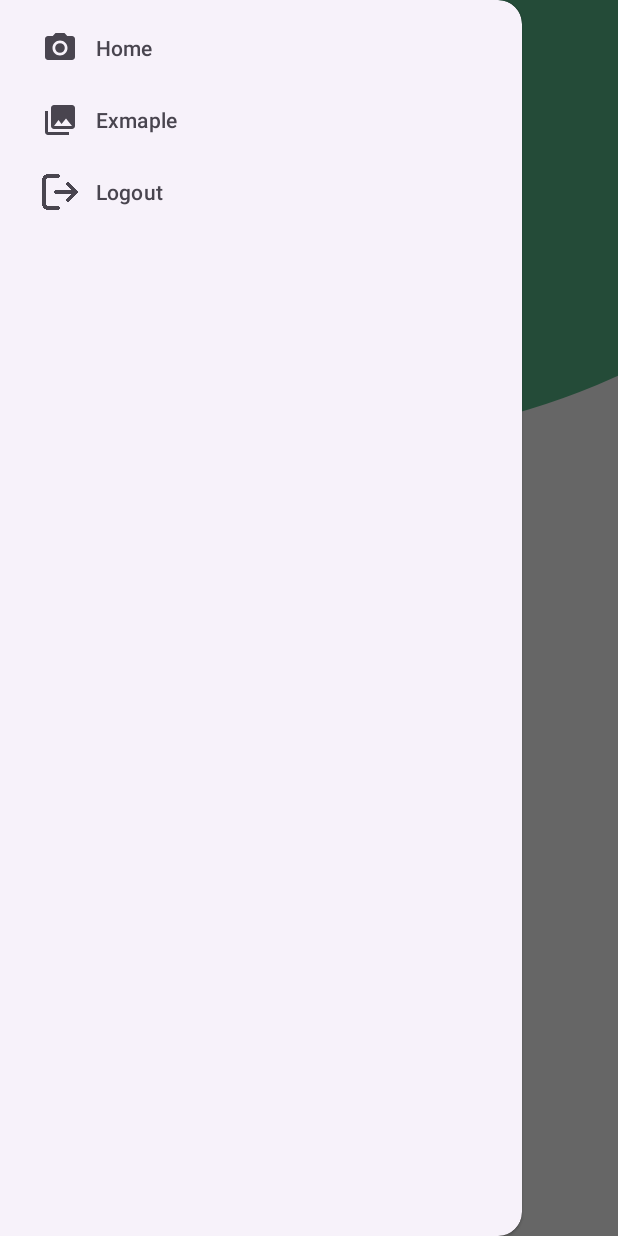
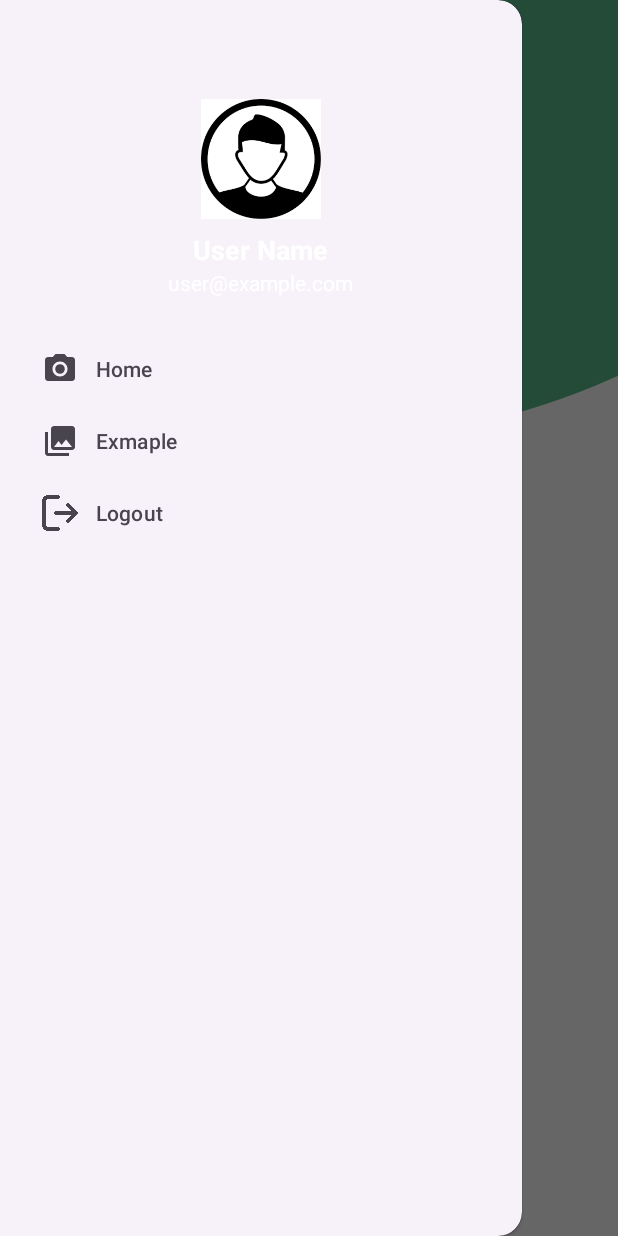
Before and after one commit to phamdanhhuong/Library_Mobile, an Android app: the BaseActivity screen opened directly, with no data from a screen before it, with the side drawer open, on a phone screen of 412 x 824 dp. Run offline under Robolectric (Android 15) with nearby library versions, the light colour scheme and no system bars; network calls fail; 2 statements that could not run were skipped.

Commit message:
Thêm load thông tin người dùng

```diff
--- a/app/src/main/java/com/phamhuong/library/BaseActivity.java
+++ b/app/src/main/java/com/phamhuong/library/BaseActivity.java
@@ -4,7 +4,11 @@ import android.annotation.SuppressLint;
 import android.content.Intent;
 import android.content.SharedPreferences;
 import android.os.Bundle;
+import android.util.Log;
 import android.view.MenuItem;
+import android.view.View;
+import android.widget.TextView;
+import android.widget.Toast;
 
 import androidx.activity.EdgeToEdge;
 import androidx.annotation.NonNull;
@@ -20,13 +24,29 @@ import androidx.drawerlayout.widget.DrawerLayout;
 import androidx.fragment.app.Fragment;
 import androidx.fragment.app.FragmentManager;
 import androidx.fragment.app.FragmentTransaction;
+import androidx.recyclerview.widget.GridLayoutManager;
 
 import com.google.android.material.navigation.NavigationView;
+import com.phamhuong.library.adapter.BookAdapter;
+import com.phamhuong.library.model.Book;
+import com.phamhuong.library.model.InfoResponse;
+import com.phamhuong.library.model.RetrofitClient;
+import com.phamhuong.library.service.APIService;
+
+import java.util.List;
+
+import retrofit2.Call;
+import retrofit2.Callback;
+import retrofit2.Response;
 
 public class BaseActivity extends AppCompatActivity {
     DrawerLayout drawerLayout;
     Toolbar toolbar;
     NavigationView navigationView;
+    TextView txtFullName;
+    TextView txtUserEmail;
+    APIService apiService;
+
     @SuppressLint("MissingInflatedId")
     @Override
     protected void onCreate(@Nullable Bundle savedInstanceState) {
@@ -42,6 +62,10 @@ public class BaseActivity extends AppCompatActivity {
         toolbar = findViewById(R.id.toolbar);
         navigationView = findViewById(R.id.nav_view);
         setSupportActionBar(toolbar);
+
+        View headerView = navigationView.getHeaderView(0);
+        txtFullName = headerView.findViewById(R.id.txtFullName);
+        txtUserEmail = headerView.findViewById(R.id.txtUserEmail);
 
         ActionBarDrawerToggle toggle = new ActionBarDrawerToggle(
                 this, drawerLayout, toolbar,
@@ -61,6 +85,8 @@ public class BaseActivity extends AppCompatActivity {
                 return true;
             }
         });
+
+        getInfo();
     }
     public boolean onNavigationItemSelectedCustom(@NonNull MenuItem item) {
         Fragment fragment = null;
@@ -95,4 +121,29 @@ public class BaseActivity extends AppCompatActivity {
             super.onBackPressed();
         }
     }
+
+    public void getInfo(){
+        SharedPreferences sharedPreferences = getSharedPreferences("LoginPrefs", MODE_PRIVATE);
+        String token = sharedPreferences.getString("token", "");
+
+        String username = sharedPreferences.getString("username", "");
+
+        apiService = RetrofitClient.getRetrofit(token).create(APIService.class);
+        Call<InfoResponse> call = apiService.getInfo(username);
+        call.enqueue(new Callback<InfoResponse>() {
+            @Override
+            public void onResponse(Call<InfoResponse> call, Response<InfoResponse> response) {
+                InfoResponse body = response.body();
+                if(body!=null){
+                    txtFullName.setText(body.getFull_name());
+                    txtUserEmail.setText(body.getEmail());
+                }
+            }
+
+            @Override
+            public void onFailure(Call<InfoResponse> call, Throwable t) {
+
+            }
+        });
+    }
 }
--- a/app/src/main/java/com/phamhuong/library/model/RetrofitClient.java
+++ b/app/src/main/java/com/phamhuong/library/model/RetrofitClient.java
@@ -14,6 +14,7 @@ public class RetrofitClient {
             retrofit = new Retrofit.Builder()
                     .baseUrl("http://192.168.1.5:8080/")
                     .addConverterFactory(GsonConverterFactory.create())
+                    .client(client)
                     .build();
         }
         return retrofit;
--- a/app/src/main/java/com/phamhuong/library/service/APIService.java
+++ b/app/src/main/java/com/phamhuong/library/service/APIService.java
@@ -2,6 +2,7 @@ package com.phamhuong.library.service;
 
 import com.phamhuong.library.model.Book;
 import com.phamhuong.library.model.Category;
+import com.phamhuong.library.model.InfoResponse;
 import com.phamhuong.library.model.LoginRequest;
 import com.phamhuong.library.model.LoginResponse;
 
@@ -22,4 +23,7 @@ public interface APIService {
     Call<List<Book>> getBookByCategory(@Path("genre") String genre);
     @POST("auth/login")
     Call<LoginResponse> login(@Body LoginRequest loginRequest);
+
+    @GET("info/{username}")
+    Call<InfoResponse> getInfo(@Path("username") String username);
 }
--- a/app/src/main/res/layout/activity_base.xml
+++ b/app/src/main/res/layout/activity_base.xml
@@ -36,5 +36,7 @@
         android:id="@+id/nav_view"
         android:layout_width="match_parent"
         android:layout_height="match_parent"
-        android:layout_gravity="start" app:menu="@menu/activity_main_drawer"/>
+        android:layout_gravity="start"
+        app:headerLayout="@layout/nav_header"
+        app:menu="@menu/activity_main_drawer"/>
 </androidx.drawerlayout.widget.DrawerLayout>
--- /dev/null
+++ b/app/src/main/res/layout/nav_header.xml
@@ -0,0 +1,39 @@
+<?xml version="1.0" encoding="utf-8"?>
+<LinearLayout xmlns:android="http://schemas.android.com/apk/res/android"
+    android:layout_width="match_parent"
+    android:layout_height="wrap_content"
+    android:orientation="vertical"
+    android:padding="16dp"
+    android:layout_marginTop="50dp">
+
+    <!-- Avatar -->
+    <ImageView
+        android:id="@+id/imgUserAvatar"
+        android:layout_width="80dp"
+        android:layout_height="80dp"
+        android:layout_gravity="center_horizontal"
+        android:src="@drawable/ic_avatar"
+        android:scaleType="centerCrop"/>
+
+    <!-- Tên người dùng -->
+    <TextView
+        android:id="@+id/txtFullName"
+        android:layout_width="wrap_content"
+        android:layout_height="wrap_content"
+        android:text="User Name"
+        android:textSize="18sp"
+        android:textColor="@android:color/white"
+        android:textStyle="bold"
+        android:layout_gravity="center_horizontal"
+        android:layout_marginTop="8dp"/>
+
+    <!-- Email người dùng -->
+    <TextView
+        android:id="@+id/txtUserEmail"
+        android:layout_width="wrap_content"
+        android:layout_height="wrap_content"
+        android:text="user@example.com"
+        android:textSize="14sp"
+        android:textColor="@android:color/white"
+        android:layout_gravity="center_horizontal"/>
+</LinearLayout>
```
Also changed, not shown: app/src/main/java/com/phamhuong/library/LoginActivity.java (+8 -0 lines), app/src/main/java/com/phamhuong/library/model/InfoResponse.java (added, +44 -0 lines), app/src/main/res/drawable/ic_avatar.png (added).
